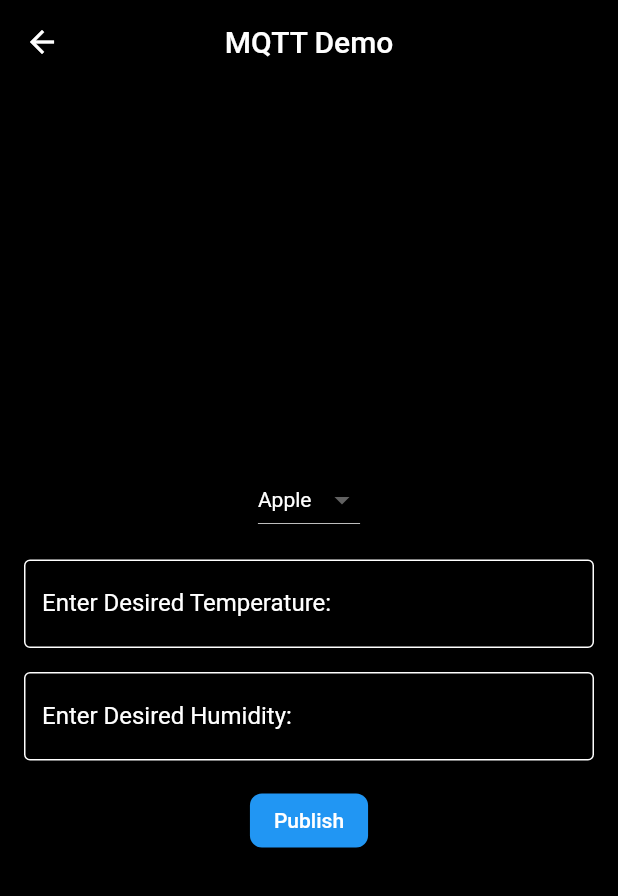
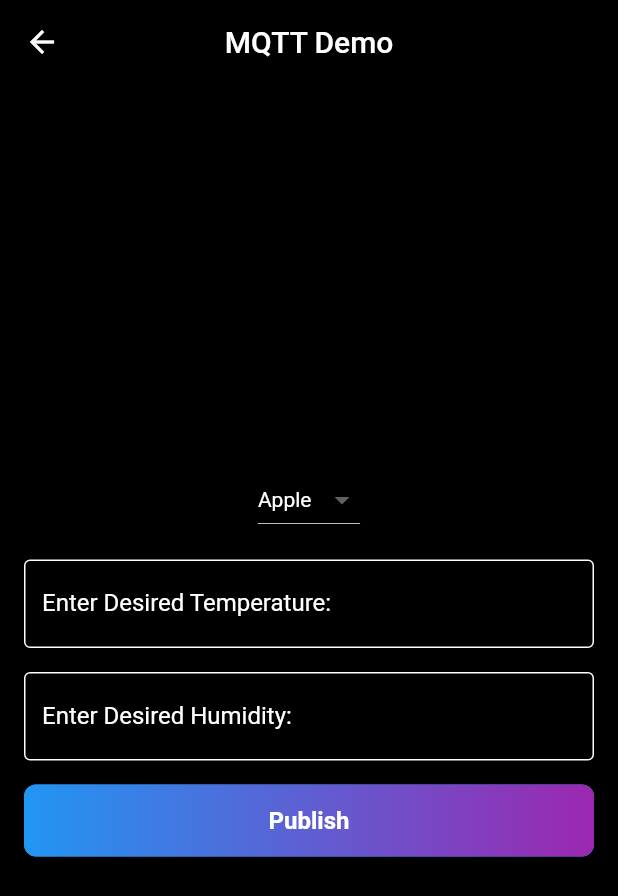
Before and after one commit to Churanta/Flutter-Ble-and-MQTT, a Flutter app: the MQTTPage screen opened directly, on a phone screen of 412 x 824 dp. Shown: the top 896 px of the screen. Run offline on Flutter 3.47's test engine with Material 2 defaults, Android fonts, the phone set to English and light mode, and no system bars; our stand-ins replace flutter_blue, flutter_spinbox, fluttertoast, lottie, pinput, shared_preferences; missing offline and left inert: mqtt_client; accounts and stored records are empty.

Commit message:
first commit

```diff
--- a/lib/MQTTPage.dart
+++ b/lib/MQTTPage.dart
@@ -136,12 +136,31 @@ class _MQTTPageState extends State<MQTTPage> {
                   String message = _messageController.text;
                   _publishMessage('topic', message);
                 },
-                child: Text('Publish'),
                 style: ElevatedButton.styleFrom(
-                  primary: Colors.blue,
-                  onPrimary: Colors.white,
                   shape: RoundedRectangleBorder(
                     borderRadius: BorderRadius.circular(8.0),
+                  ),
+                  padding: EdgeInsets.zero, // Remove default padding
+                ),
+                child: Container(
+                  height: 48.0, // Set the desired height for the button
+                  decoration: BoxDecoration(
+                    gradient: LinearGradient(
+                      colors: [Colors.blue, Colors.purple],
+                      begin: Alignment.centerLeft,
+                      end: Alignment.centerRight,
+                    ),
+                    borderRadius: BorderRadius.circular(8.0),
+                  ),
+                  child: Center(
+                    child: Text(
+                      'Publish',
+                      style: TextStyle(
+                        color: Colors.white,
+                        fontSize: 16.0,
+                        fontWeight: FontWeight.bold,
+                      ),
+                    ),
                   ),
                 ),
               ),
```
